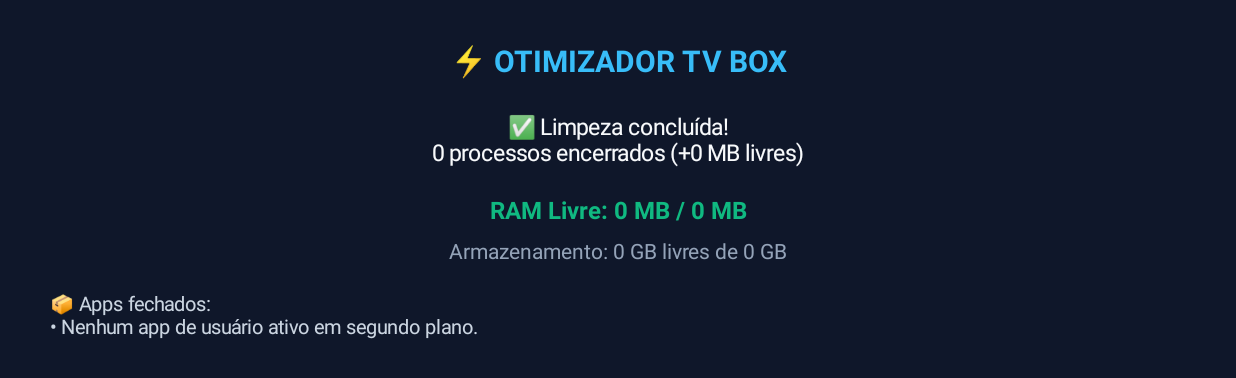
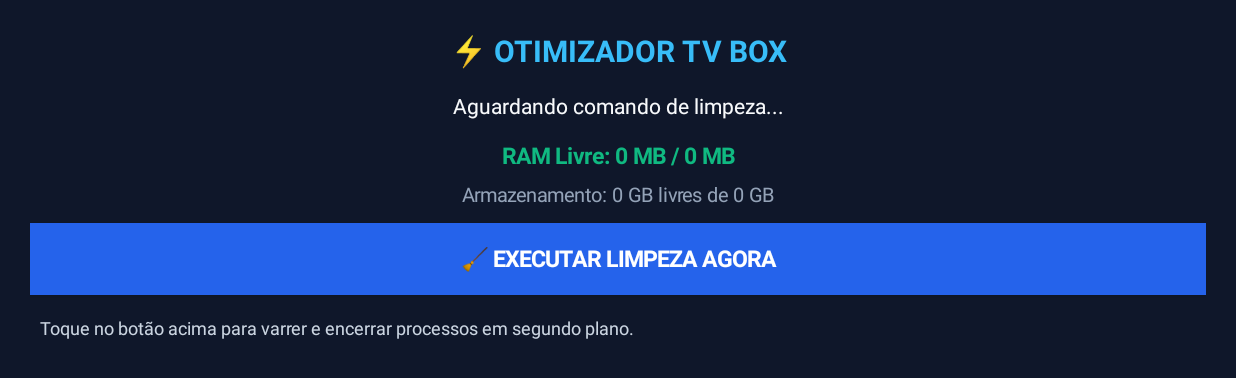
Before and after one commit to lukas109a-sys/limpador-tvbox, an Android app: the screen it shows after launch (MainActivity), on a phone screen of 824 x 412 dp (held sideways). Shown: the top 378 px of the screen. Run offline under Robolectric (Android 15) with nearby library versions, the phone set to English and light mode, and no system bars.

Commit message:
Update MainActivity.kt

```diff
--- a/app/src/main/java/com/cleaner/tvbox/MainActivity.kt
+++ b/app/src/main/java/com/cleaner/tvbox/MainActivity.kt
@@ -7,10 +7,9 @@ import android.graphics.Color
 import android.graphics.Typeface
 import android.os.Bundle
 import android.os.Environment
-import android.os.Handler
-import android.os.Looper
 import android.os.StatFs
 import android.view.Gravity
+import android.widget.Button
 import android.widget.LinearLayout
 import android.widget.ScrollView
 import android.widget.TextView
@@ -22,6 +21,7 @@ class MainActivity : Activity() {
     private lateinit var txtRam: TextView
     private lateinit var txtStorage: TextView
     private lateinit var txtAppList: TextView
+    private lateinit var btnLimpar: Button
 
     override fun onCreate(savedInstanceState: Bundle?) {
         super.onCreate(savedInstanceState)
@@ -34,7 +34,7 @@ class MainActivity : Activity() {
         val layout = LinearLayout(this).apply {
             orientation = LinearLayout.VERTICAL
             gravity = Gravity.CENTER_HORIZONTAL
-            setPadding(40, 40, 40, 40)
+            setPadding(30, 30, 30, 30)
         }
 
         val txtTitle = TextView(this).apply {
@@ -43,19 +43,19 @@ class MainActivity : Activity() {
             setTypeface(null, Typeface.BOLD)
             setTextColor(Color.parseColor("#38BDF8"))
             gravity = Gravity.CENTER
-            setPadding(0, 0, 0, 20)
+            setPadding(0, 0, 0, 15)
         }
 
         txtStatus = TextView(this).apply {
-            text = "Analisando processos abertos..."
-            textSize = 15f
+            text = "Pronto para otimizar o aparelho"
+            textSize = 14f
             setTextColor(Color.parseColor("#F8FAFC"))
             gravity = Gravity.CENTER
-            setPadding(0, 10, 0, 20)
+            setPadding(0, 5, 0, 15)
         }
 
         txtRam = TextView(this).apply {
-            textSize = 16f
+            textSize = 15f
             setTypeface(null, Typeface.BOLD)
             setTextColor(Color.parseColor("#10B981"))
             gravity = Gravity.CENTER
@@ -63,43 +63,47 @@ class MainActivity : Activity() {
         }
 
         txtStorage = TextView(this).apply {
-            textSize = 14f
+            textSize = 13f
             setTextColor(Color.parseColor("#94A3B8"))
             gravity = Gravity.CENTER
             setPadding(0, 5, 0, 15)
         }
 
+        // Botão manual de limpeza grande e visível
+        btnLimpar = Button(this).apply {
+            text = "🧹 EXECUTAR LIMPEZA AGORA"
+            textSize = 15f
+            setTypeface(null, Typeface.BOLD)
+            setTextColor(Color.WHITE)
+            setBackgroundColor(Color.parseColor("#2563EB"))
+            setPadding(20, 20, 20, 20)
+            setOnClickListener {
+                executarLimpezaReal()
+            }
+        }
+
         txtAppList = TextView(this).apply {
-            text = "Buscando aplicativos..."
-            textSize = 13f
+            text = "Toque no botão acima para varrer e encerrar processos em segundo plano."
+            textSize = 12f
             setTextColor(Color.parseColor("#CBD5E1"))
             gravity = Gravity.START
-            setPadding(10, 10, 10, 10)
+            setPadding(10, 20, 10, 10)
         }
 
         layout.addView(txtTitle)
         layout.addView(txtStatus)
         layout.addView(txtRam)
         layout.addView(txtStorage)
+        layout.addView(btnLimpar)
         layout.addView(txtAppList)
         scrollLayout.addView(layout)
         setContentView(scrollLayout)
 
-        val ramAntes = lerMemoriaRam()
-        atualizarPainel(ramAntes, "Detectando aplicativos ativos...", "")
-
-        Handler(Looper.getMainLooper()).postDelayed({
-            val resultado = limparEListarApps()
-            val ramDepois = lerMemoriaRam()
-            val liberadoMB = (ramDepois.livreMB - ramAntes.livreMB).coerceAtLeast(0)
-
-            val mensagemFinal = "✅ Limpeza concluída!\n${resultado.contador} processos encerrados (+${liberadoMB} MB livres)"
-            atualizarPainel(ramDepois, mensagemFinal, resultado.listaNomes)
-        }, 1200)
+        // Lê o hardware inicial
+        atualizarHardware("Aguardando comando de limpeza...")
     }
 
     data class InfoRam(val livreMB: Long, val totalMB: Long)
-    data class ResultadoLimpeza(val contador: Int, val listaNomes: String)
 
     private fun lerMemoriaRam(): InfoRam {
         val actManager = getSystemService(Context.ACTIVITY_SERVICE) as ActivityManager
@@ -123,48 +127,48 @@ class MainActivity : Activity() {
         return "Armazenamento: $livreGB GB livres de $totalGB GB"
     }
 
-    private fun limparEListarApps(): ResultadoLimpeza {
+    private fun atualizarHardware(statusMsg: String) {
+        val ram = lerMemoriaRam()
+        txtStatus.text = statusMsg
+        txtRam.text = "RAM Livre: ${ram.livreMB} MB / ${ram.totalMB} MB"
+        txtStorage.text = lerArmazenamentoInterno()
+    }
+
+    private fun executarLimpezaReal() {
         val actManager = getSystemService(Context.ACTIVITY_SERVICE) as ActivityManager
         val pm = packageManager
-        val appsEncontrados = mutableListOf<String>()
+        val appsFechados = mutableListOf<String>()
         var contador = 0
 
-        val runningProcesses = actManager.runningAppProcesses
-        if (runningProcesses != null) {
-            for (processInfo in runningProcesses) {
-                if (processInfo.processName != packageName) {
-                    try {
-                        val pkgName = processInfo.pkgList?.firstOrNull() ?: processInfo.processName
-                        val appInfo = pm.getApplicationInfo(pkgName, 0)
+        // Pega todos os pacotes instalados no aparelho
+        val pacotes = pm.getInstalledApplications(0)
 
-                        if ((appInfo.flags and android.content.pm.ApplicationInfo.FLAG_SYSTEM) == 0) {
-                            val nomeAmigavel = pm.getApplicationLabel(appInfo).toString()
-                            if (!appsEncontrados.contains(nomeAmigavel)) {
-                                appsEncontrados.add(nomeAmigavel)
-                            }
-                            actManager.killBackgroundProcesses(pkgName)
-                            contador++
-                        }
-                    } catch (e: Exception) {
-                    }
+        for (app in pacotes) {
+            // Ignora o próprio aplicativo e pacotes principais do sistema Android
+            if (app.packageName != packageName && (app.flags and android.content.pm.ApplicationInfo.FLAG_SYSTEM) == 0) {
+                try {
+                    val nomeApp = pm.getApplicationLabel(app).toString()
+                    // Força a parada do processo em segundo plano de verdade
+                    actManager.killBackgroundProcesses(app.packageName)
+                    appsFechados.add(nomeApp)
+                    contador++
+                } catch (e: Exception) {
+                    // Ignora erros individuais de pacotes protegidos
                 }
             }
         }
 
-        if (appsEncontrados.isEmpty()) {
-            appsEncontrados.add("Nenhum app de usuário ativo em segundo plano.")
+        System.gc()
+
+        // Atualiza a tela com o resultado detalhado
+        atualizarHardware("✅ Limpeza realizada com sucesso!")
+
+        val listaTexto = if (appsFechados.isNotEmpty()) {
+            "📦 Aplicativos otimizados e fechados ($contador):\n• " + appsFechados.joinToString("\n• ")
+        } else {
+            "📦 Nenhum aplicativo de usuário rodando em segundo plano no momento."
         }
 
-        val textoLista = "📦 Apps fechados:\n• " + appsEncontrados.joinToString("\n• ")
-        return ResultadoLimpeza(contador, textoLista)
-    }
-
-    private fun atualizarPainel(ram: InfoRam, status: String, apps: String) {
-        txtStatus.text = status
-        txtRam.text = "RAM Livre: ${ram.livreMB} MB / ${ram.totalMB} MB"
-        txtStorage.text = lerArmazenamentoInterno()
-        if (apps.isNotEmpty()) {
-            txtAppList.text = apps
-        }
+        txtAppList.text = listaTexto
     }
 }
```
